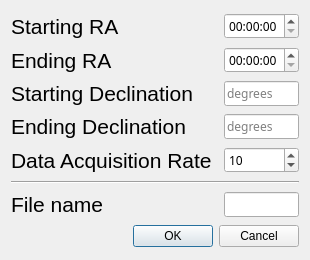
Above: threepio/misc/new_dialog.ui from finnjames/verdant-shores before the change. Below: the same form after it.
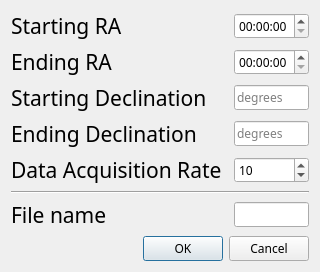
That is the form after the change.

What changed in the file:
```diff
--- a/threepio/misc/new_dialog.ui
+++ b/threepio/misc/new_dialog.ui
@@ -18,13 +18,18 @@
     <widget class="QLineEdit" name="file_name_value">
      <property name="font">
       <font>
-       <family>SF Mono</family>
+       <family>IBM Plex Mono</family>
       </font>
      </property>
     </widget>
    </item>
    <item row="9" column="1" colspan="3">
     <widget class="QDialogButtonBox" name="dialog_button_box">
+     <property name="font">
+      <font>
+       <family>IBM Plex Sans</family>
+      </font>
+     </property>
      <property name="orientation">
       <enum>Qt::Horizontal</enum>
      </property>
@@ -37,7 +42,7 @@
     <widget class="QDateTimeEdit" name="end_time">
      <property name="font">
       <font>
-       <family>SF Mono</family>
+       <family>IBM Plex Mono</family>
       </font>
      </property>
      <property name="displayFormat">
@@ -49,7 +54,7 @@
     <widget class="QSpinBox" name="data_acquisition_rate_value">
      <property name="font">
       <font>
-       <family>SF Mono</family>
+       <family>IBM Plex Mono</family>
       </font>
      </property>
      <property name="maximum">
@@ -64,7 +69,7 @@
     <widget class="QLineEdit" name="starting_dec">
      <property name="font">
       <font>
-       <family>SF Mono</family>
+       <family>IBM Plex Mono</family>
       </font>
      </property>
      <property name="placeholderText">
@@ -76,6 +81,7 @@
     <widget class="QLabel" name="end_label">
      <property name="font">
       <font>
+       <family>IBM Plex Sans</family>
        <pointsize>16</pointsize>
       </font>
      </property>
@@ -91,6 +97,7 @@
     <widget class="QLabel" name="end_dec_label">
      <property name="font">
       <font>
+       <family>IBM Plex Sans</family>
        <pointsize>16</pointsize>
       </font>
      </property>
@@ -106,7 +113,7 @@
     <widget class="QLineEdit" name="ending_dec">
      <property name="font">
       <font>
-       <family>SF Mono</family>
+       <family>IBM Plex Mono</family>
       </font>
      </property>
      <property name="placeholderText">
@@ -118,6 +125,7 @@
     <widget class="QLabel" name="start_label">
      <property name="font">
       <font>
+       <family>IBM Plex Sans</family>
        <pointsize>16</pointsize>
       </font>
      </property>
@@ -146,6 +154,7 @@
     <widget class="QLabel" name="data_acquisition_rate_label">
      <property name="font">
       <font>
+       <family>IBM Plex Sans</family>
        <pointsize>16</pointsize>
       </font>
      </property>
@@ -164,7 +173,7 @@
     <widget class="QTimeEdit" name="start_time">
      <property name="font">
       <font>
-       <family>SF Mono</family>
+       <family>IBM Plex Mono</family>
       </font>
      </property>
      <property name="displayFormat">
@@ -176,6 +185,7 @@
     <widget class="QLabel" name="file_name_label">
      <property name="font">
       <font>
+       <family>IBM Plex Sans</family>
        <pointsize>16</pointsize>
       </font>
      </property>
@@ -191,6 +201,7 @@
     <widget class="QLabel" name="start_dec_label">
      <property name="font">
       <font>
+       <family>IBM Plex Sans</family>
        <pointsize>16</pointsize>
       </font>
      </property>
```
